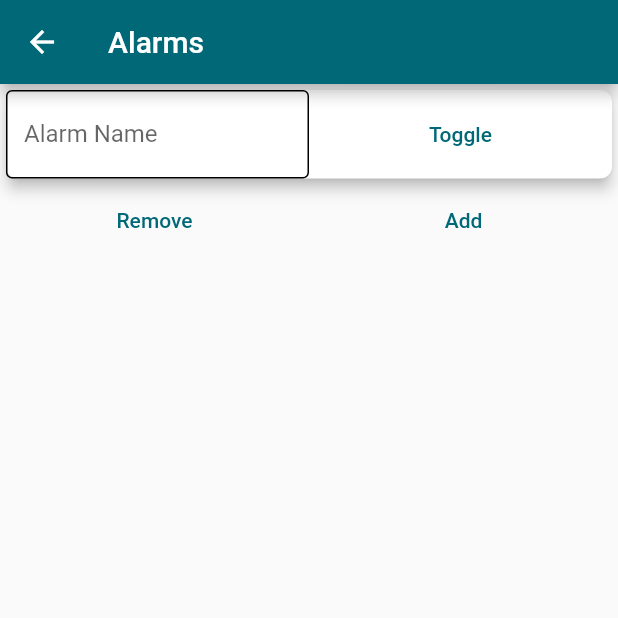
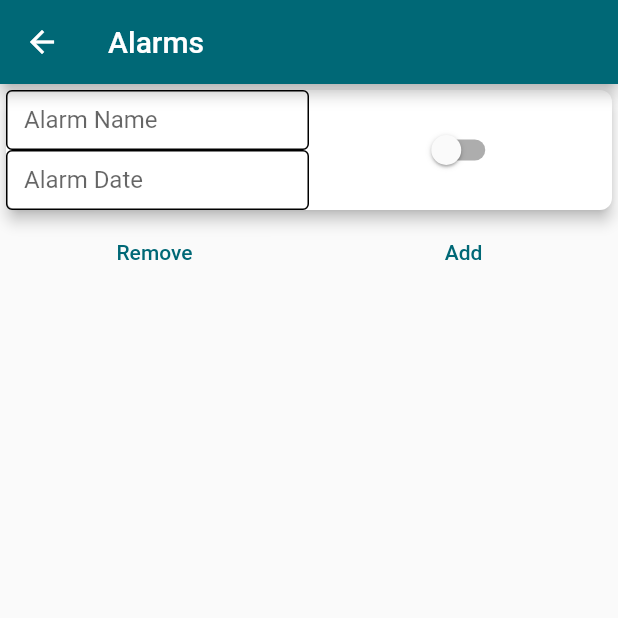
Before and after one commit to AlinBorcea/re_tune, a Flutter app: the AlarmView screen opened directly, after a tap on "Add", on a phone screen of 412 x 824 dp, the top half of it. Run offline on Flutter 3.47's test engine with Material 3 defaults, Android fonts, the phone set to English and light mode, and no system bars; our stand-ins replace date_field, isar; accounts and stored records are empty; generated files the repository leaves out were written again.

Commit message:
changed alarm item

```diff
--- a/lib/ui/alarm/alarm_view.dart
+++ b/lib/ui/alarm/alarm_view.dart
@@ -13,7 +13,10 @@ class _AlarmViewState extends State<AlarmView> {
     Row(
       children: [
         Expanded(
-          child: TextButton(onPressed: () => _removeAlarm(), child: Text('Remove')),
+          child: TextButton(
+            onPressed: () => _removeAlarm(),
+            child: Text('Remove'),
+          ),
         ),
         Expanded(
           child: TextButton(onPressed: () => _addAlarm(), child: Text('Add')),
@@ -23,6 +26,8 @@ class _AlarmViewState extends State<AlarmView> {
   ];
 
   final List<TextEditingController> _alarmNameControllers = [];
+  final List<TextEditingController> _alarmDateControllers = [];
+  final List<bool> _alarmToggleValues = [];
 
   @override
   Widget build(BuildContext context) {
@@ -34,27 +39,50 @@ class _AlarmViewState extends State<AlarmView> {
 
   void _removeAlarm() {
     if (_body.length <= 1) return;
-    _body.removeAt(_body.length-2);
+    _body.removeAt(_body.length - 2);
     _alarmNameControllers.removeLast();
     setState(() {});
   }
 
   void _addAlarm() {
-    _body.insert(_body.length-1, _alarmItem());
+    _body.insert(_body.length - 1, _alarmItem());
     setState(() {});
   }
 
   Widget _alarmItem() {
-    final controller = TextEditingController();
-    _alarmNameControllers.add(controller);
+    final titleController = TextEditingController();
+    final dateController = TextEditingController();
+    var toggleValue = false;
+
+    _alarmNameControllers.add(dateController);
+    _alarmDateControllers.add(dateController);
+    _alarmToggleValues.add(toggleValue);
+
     return Card(
       child: Row(
         children: [
           Expanded(
+            child: SizedBox(
+              height: 80,
+              child: Column(
+                children: [
+                  Expanded(
                     child: TextFormField(
-              controller: controller,
+                      controller: titleController,
                       decoration: InputDecoration(
                         labelText: 'Alarm Name',
+                        enabledBorder: OutlineInputBorder(
+                          borderRadius: BorderRadius.all(Radius.circular(4.0)),
+                          borderSide: BorderSide(color: Colors.black, width: 1),
+                        ),
+                      ),
+                    ),
+                  ),
+                  Expanded(
+                    child: TextFormField(
+                      controller: dateController,
+                      decoration: InputDecoration(
+                        labelText: 'Alarm Date',
                         hintText: 'Set Date!',
                         enabledBorder: OutlineInputBorder(
                           borderRadius: BorderRadius.all(Radius.circular(4.0)),
@@ -66,12 +94,30 @@ class _AlarmViewState extends State<AlarmView> {
                           context: context,
                           mode: DateTimeFieldPickerMode.date,
                         );
-                controller.text = pickedDate.toString();
+                        dateController.text = pickedDate.toString();
                       },
                     ),
                   ),
+                ],
+              ),
+            ),
+          ),
           Expanded(
-            child: TextButton(onPressed: () {}, child: Text('Toggle')),
+            child: Switch(
+              value: toggleValue,
+              onChanged: (bool on) {
+                setState(() {
+                  toggleValue = on;
+                });
+
+                if (on) {
+                  debugPrint('Saving alarm ${titleController.text}');
+                  return;
+                }
+
+                debugPrint('Turning off alarm ${titleController.text}');
+              },
+            ),
           ),
         ],
       ),
```
Lines whose indentation alone changed are shown as unchanged.
